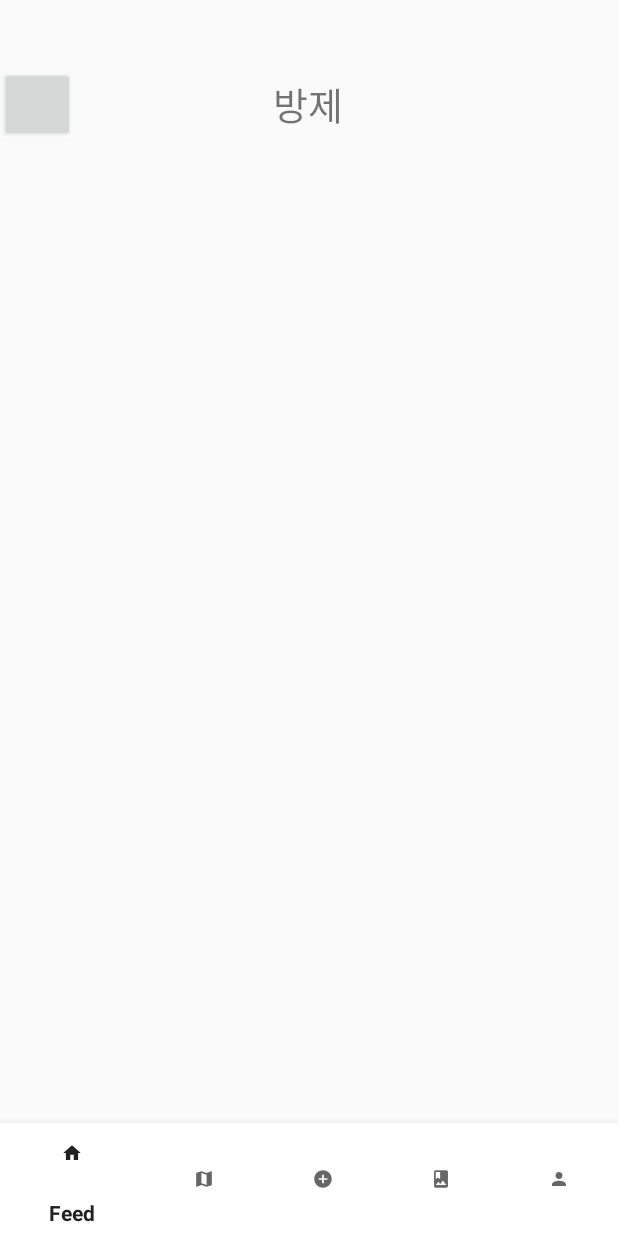
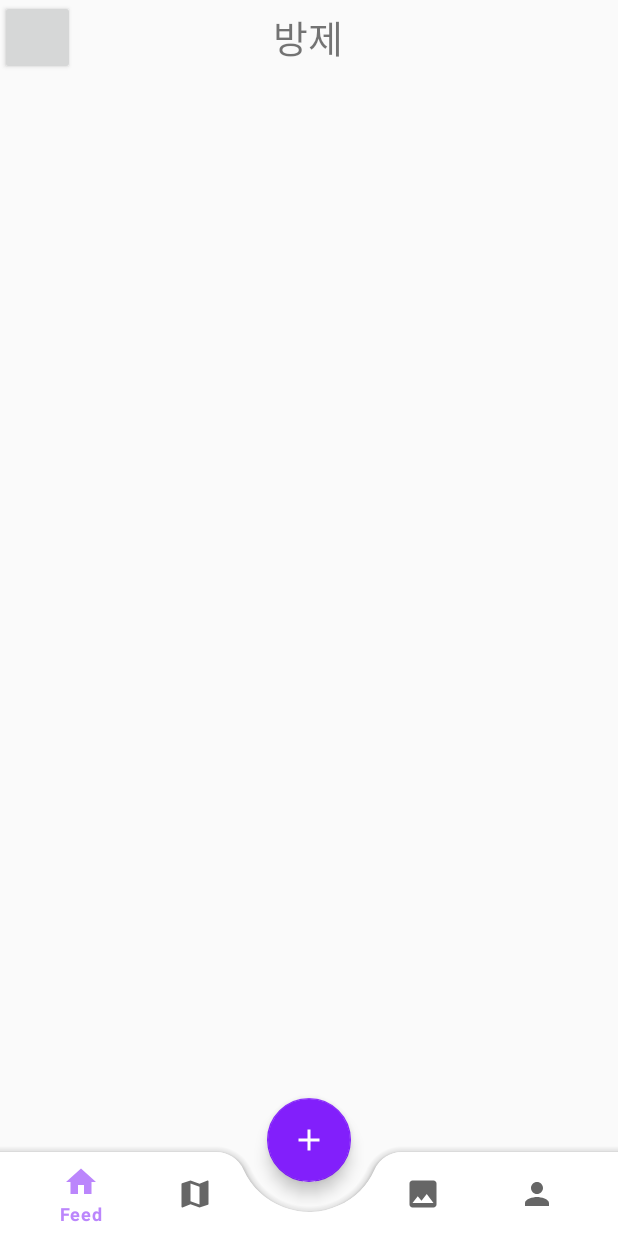
Before and after one commit to ltbl0528/Wookie, an Android app: the BottomNaviActivity screen opened directly, with no data from a screen before it, on a phone screen of 412 x 824 dp. Run offline under Robolectric (Android 15) with nearby library versions, the phone set to English and light mode, and no system bars.

Commit message:
edit bottom navigation & add floating button

```diff
--- a/app/build.gradle
+++ b/app/build.gradle
@@ -31,7 +31,7 @@ android {
 dependencies {
 
     implementation 'androidx.appcompat:appcompat:1.2.0'
-    implementation 'com.google.android.material:material:1.2.1'
+    implementation 'com.google.android.material:material:1.3.0'
     implementation 'androidx.constraintlayout:constraintlayout:2.0.4'
     implementation "com.kakao.sdk:v2-user:2.7.0" // 카카오 로그인
     implementation "com.kakao.sdk:v2-talk:2.7.0" // 친구, 메시지(카카오톡)
--- a/app/src/main/AndroidManifest.xml
+++ b/app/src/main/AndroidManifest.xml
@@ -19,6 +19,7 @@
         <activity android:name=".MainActivity"></activity>
         <activity android:name=".Group.GroupListActivity"></activity>
         <activity android:name=".BottomNaviActivity"></activity>
+        <activity android:name=".Post.WriteActivity"></activity>
         <activity android:name="com.kakao.sdk.auth.AuthCodeHandlerActivity">
             <intent-filter>
                 <action android:name="android.intent.action.VIEW" />
--- a/app/src/main/java/com/example/wookie/BottomNaviActivity.java
+++ b/app/src/main/java/com/example/wookie/BottomNaviActivity.java
@@ -1,7 +1,9 @@
 package com.example.wookie;
 
+import android.content.Intent;
 import android.os.Bundle;
 import android.view.MenuItem;
+import android.view.View;
 
 import androidx.annotation.NonNull;
 import androidx.annotation.Nullable;
@@ -11,9 +13,11 @@ import androidx.fragment.app.FragmentTransaction;
 
 import com.example.wookie.Feed.FeedActivity;
 import com.example.wookie.Gallery.GalleryActivity;
+import com.example.wookie.Group.GroupListActivity;
 import com.example.wookie.MyPage.MyPageActivity;
 import com.example.wookie.Post.WriteActivity;
 import com.google.android.material.bottomnavigation.BottomNavigationView;
+import com.google.android.material.floatingactionbutton.FloatingActionButton;
 
 
 public class BottomNaviActivity extends AppCompatActivity {
@@ -23,9 +27,10 @@ public class BottomNaviActivity extends AppCompatActivity {
 
     private FeedActivity feedActivity;
     private MapActivity mapActivity;
-    private WriteActivity writeActivity;
     private GalleryActivity galleryActivity;
     private MyPageActivity myPageActivity;
+
+    private FloatingActionButton writeBtn;
 
     @Override
     protected void onCreate(@Nullable Bundle savedInstanceState) {
@@ -33,6 +38,18 @@ public class BottomNaviActivity extends AppCompatActivity {
         setContentView(R.layout.activity_bottom_navigation);
 
         bottomNavigationView = findViewById(R.id.bottomNavigationView);
+        writeBtn = findViewById(R.id.write);
+
+        writeBtn.setOnClickListener(new View.OnClickListener() {
+            @Override
+            public void onClick(View view) {
+                Intent intent = new Intent(BottomNaviActivity.this, WriteActivity.class);
+                startActivity(intent);
+            }
+        });
+
+        bottomNavigationView.setBackground(null);
+        bottomNavigationView.getMenu().getItem(2).setEnabled(false);
 
         bottomNavigationView.setOnNavigationItemSelectedListener(new BottomNavigationView.OnNavigationItemSelectedListener() {
             @Override
@@ -45,7 +62,7 @@ public class BottomNaviActivity extends AppCompatActivity {
                     case R.id.map:
                         setFrag(1);
                         break;
-                    case R.id.write:
+                    case R.id.placeholder:
                         setFrag(2);
                         break;
                     case R.id.gallery:
@@ -61,7 +78,6 @@ public class BottomNaviActivity extends AppCompatActivity {
 
         feedActivity = new FeedActivity();
         mapActivity = new MapActivity();
-        writeActivity = new WriteActivity();
         galleryActivity = new GalleryActivity();
         myPageActivity = new MyPageActivity();
 
@@ -84,8 +100,6 @@ public class BottomNaviActivity extends AppCompatActivity {
                 ft.commit();
                 break;
             case 2:
-                ft.replace(R.id.main_frame, writeActivity);
-                ft.commit();
                 break;
             case 3:
                 ft.replace(R.id.main_frame, galleryActivity);
--- a/app/src/main/java/com/example/wookie/Post/WriteActivity.java
+++ b/app/src/main/java/com/example/wookie/Post/WriteActivity.java
@@ -5,18 +5,16 @@ import android.view.LayoutInflater;
 import android.view.View;
 import android.view.ViewGroup;
 
+import androidx.annotation.Nullable;
+import androidx.appcompat.app.AppCompatActivity;
 import androidx.fragment.app.Fragment;
 
 import com.example.wookie.R;
 
-public class WriteActivity extends Fragment {
-    public WriteActivity(){
-        // 비어있는 constructor 필요
-    }
-
+public class WriteActivity extends AppCompatActivity{
     @Override
-    public View onCreateView(LayoutInflater inflater, ViewGroup container, Bundle savedInstanceState) {
-        // Inflate the layout for this fragment
-        return inflater.inflate(R.layout.activity_write, container, false);
+    protected void onCreate(@Nullable Bundle savedInstanceState) {
+        super.onCreate(savedInstanceState);
+        setContentView(R.layout.activity_write);
     }
 }
--- /dev/null
+++ b/app/src/main/res/drawable/ic_baseline_add_24.xml
@@ -0,0 +1,5 @@
+<vector android:height="30dp" android:tint="#FFFFFF"
+    android:viewportHeight="24" android:viewportWidth="24"
+    android:width="30dp" xmlns:android="http://schemas.android.com/apk/res/android">
+    <path android:fillColor="@android:color/white" android:pathData="M19,13h-6v6h-2v-6H5v-2h6V5h2v6h6v2z"/>
+</vector>
--- /dev/null
+++ b/app/src/main/res/drawable/ic_baseline_gallery_24.xml
@@ -0,0 +1,5 @@
+<vector android:height="35dp" android:tint="@color/black"
+    android:viewportHeight="24" android:viewportWidth="24"
+    android:width="35dp" xmlns:android="http://schemas.android.com/apk/res/android">
+    <path android:fillColor="@android:color/white" android:pathData="M21,19V5c0,-1.1 -0.9,-2 -2,-2H5c-1.1,0 -2,0.9 -2,2v14c0,1.1 0.9,2 2,2h14c1.1,0 2,-0.9 2,-2zM8.5,13.5l2.5,3.01L14.5,12l4.5,6H5l3.5,-4.5z"/>
+</vector>
--- /dev/null
+++ b/app/src/main/res/drawable/ic_baseline_home_24.xml
@@ -0,0 +1,5 @@
+<vector android:height="35dp" android:tint="@color/black"
+    android:viewportHeight="24" android:viewportWidth="24"
+    android:width="35dp" xmlns:android="http://schemas.android.com/apk/res/android">
+    <path android:fillColor="@android:color/white" android:pathData="M10,20v-6h4v6h5v-8h3L12,3 2,12h3v8z"/>
+</vector>
--- /dev/null
+++ b/app/src/main/res/drawable/ic_baseline_map_24.xml
@@ -0,0 +1,5 @@
+<vector android:height="35dp" android:tint="@color/black"
+    android:viewportHeight="24" android:viewportWidth="24"
+    android:width="35dp" xmlns:android="http://schemas.android.com/apk/res/android">
+    <path android:fillColor="@android:color/white" android:pathData="M20.5,3l-0.16,0.03L15,5.1 9,3 3.36,4.9c-0.21,0.07 -0.36,0.25 -0.36,0.48V20.5c0,0.28 0.22,0.5 0.5,0.5l0.16,-0.03L9,18.9l6,2.1 5.64,-1.9c0.21,-0.07 0.36,-0.25 0.36,-0.48V3.5c0,-0.28 -0.22,-0.5 -0.5,-0.5zM15,19l-6,-2.11V5l6,2.11V19z"/>
+</vector>
--- /dev/null
+++ b/app/src/main/res/drawable/ic_baseline_mypage_24.xml
@@ -0,0 +1,5 @@
+<vector android:height="35dp" android:tint="@color/black"
+    android:viewportHeight="24" android:viewportWidth="24"
+    android:width="35dp" xmlns:android="http://schemas.android.com/apk/res/android">
+    <path android:fillColor="@android:color/white" android:pathData="M12,12c2.21,0 4,-1.79 4,-4s-1.79,-4 -4,-4 -4,1.79 -4,4 1.79,4 4,4zM12,14c-2.67,0 -8,1.34 -8,4v2h16v-2c0,-2.66 -5.33,-4 -8,-4z"/>
+</vector>
--- a/app/src/main/res/layout/activity_bottom_navigation.xml
+++ b/app/src/main/res/layout/activity_bottom_navigation.xml
@@ -1,5 +1,5 @@
 <?xml version="1.0" encoding="utf-8"?>
-<androidx.constraintlayout.widget.ConstraintLayout xmlns:android="http://schemas.android.com/apk/res/android"
+<androidx.coordinatorlayout.widget.CoordinatorLayout xmlns:android="http://schemas.android.com/apk/res/android"
     xmlns:app="http://schemas.android.com/apk/res-auto"
     android:layout_width="match_parent"
     android:layout_height="match_parent"
@@ -8,17 +8,30 @@
     <FrameLayout
         android:id="@+id/main_frame"
         android:layout_width="match_parent"
-        android:layout_height="659dp"
-        app:layout_constraintBottom_toTopOf="@+id/bottomNavigationView"
-        app:layout_constraintEnd_toEndOf="parent"
-        app:layout_constraintStart_toStartOf="parent"
-        app:layout_constraintTop_toTopOf="parent">
+        android:layout_height="659dp">
     </FrameLayout>
-    <com.google.android.material.bottomnavigation.BottomNavigationView
-        android:id="@+id/bottomNavigationView"
+    <com.google.android.material.bottomappbar.BottomAppBar
+        android:theme="@style/AppThemeMaterial"
+        android:id="@+id/bottom_app_bar"
         android:layout_width="match_parent"
-        android:layout_height="75dp"
-        android:background="@color/white"
-        app:layout_constraintBottom_toBottomOf="parent"
-        app:menu="@menu/bottom_nav_menu" />
-</androidx.constraintlayout.widget.ConstraintLayout>
+        android:layout_height="wrap_content"
+        app:fabCradleMargin="20dp"
+        app:fabCradleVerticalOffset="8dp"
+        app:fabCradleRoundedCornerRadius="20dp"
+        android:layout_gravity="bottom">
+        <com.google.android.material.bottomnavigation.BottomNavigationView
+            android:id="@+id/bottomNavigationView"
+            android:layout_width="match_parent"
+            android:layout_height="match_parent"
+            android:layout_marginEnd="16dp"
+            android:background="@android:color/transparent"
+            app:menu="@menu/bottom_nav_menu" />
+    </com.google.android.material.bottomappbar.BottomAppBar>
+    <com.google.android.material.floatingactionbutton.FloatingActionButton
+        android:id="@+id/write"
+        android:layout_width="wrap_content"
+        android:layout_height="wrap_content"
+        android:src="@drawable/ic_baseline_add_24"
+        app:layout_anchor="@+id/bottom_app_bar">
+    </com.google.android.material.floatingactionbutton.FloatingActionButton>
+</androidx.coordinatorlayout.widget.CoordinatorLayout>
--- a/app/src/main/res/menu/bottom_nav_menu.xml
+++ b/app/src/main/res/menu/bottom_nav_menu.xml
@@ -3,21 +3,20 @@
     <item
         android:id="@+id/feed"
         android:title="Feed"
-        android:icon="@drawable/ic_feed_foreground"/>
+        android:icon="@drawable/ic_baseline_home_24"/>
     <item
         android:id="@+id/map"
         android:title="Map"
-        android:icon="@drawable/ic_map_foreground"/>
+        android:icon="@drawable/ic_baseline_map_24"/>
     <item
-        android:id="@+id/write"
-        android:title="Write"
-        android:icon="@drawable/ic_write_foreground"/>
+        android:id="@+id/placeholder"
+        android:title=" "/>
     <item
         android:id="@+id/gallery"
         android:title="Gallery"
-        android:icon="@drawable/ic_gallery_foreground"></item>
+        android:icon="@drawable/ic_baseline_gallery_24"></item>
     <item
         android:id="@+id/mypage"
         android:title="My Page"
-        android:icon="@drawable/ic_mypage_foreground"></item>
+        android:icon="@drawable/ic_baseline_mypage_24"></item>
 </menu>
--- a/app/src/main/res/values/colors.xml
+++ b/app/src/main/res/values/colors.xml
@@ -1,5 +1,8 @@
 <?xml version="1.0" encoding="utf-8"?>
 <resources>
+    <color name="colorPrimary">#FFBB86FC</color>
+    <color name="colorPrimaryDark">#9E4EFF</color>
+    <color name="colorAccent">#821FFB</color>
     <color name="purple_200">#FFBB86FC</color>
     <color name="purple_500">#FF6200EE</color>
     <color name="purple_700">#FF3700B3</color>
--- a/app/src/main/res/values/styles.xml
+++ b/app/src/main/res/values/styles.xml
@@ -1,8 +1,18 @@
 <resources>
     <!-- Base application theme. -->
+
     <style name="AppTheme" parent="Theme.AppCompat.Light.DarkActionBar">
         <!-- Customize your theme here. -->
-        <item name="colorPrimaryDark">#B59BFF</item>
+        <item name="colorPrimary">@color/colorPrimary</item>
+        <item name="colorPrimaryDark">@color/colorPrimaryDark</item>
+        <item name="colorAccent">@color/colorAccent</item>
+    </style>
+
+    <style name="AppThemeMaterial" parent="Theme.MaterialComponents.Light.DarkActionBar">
+        <!-- Customize your theme here. -->
+        <item name="colorPrimary">@color/colorPrimary</item>
+        <item name="colorPrimaryDark">@color/colorPrimaryDark</item>
+        <item name="colorAccent">@color/colorAccent</item>
     </style>
 
     <style name="AppTheme.NoActionBar">
```
